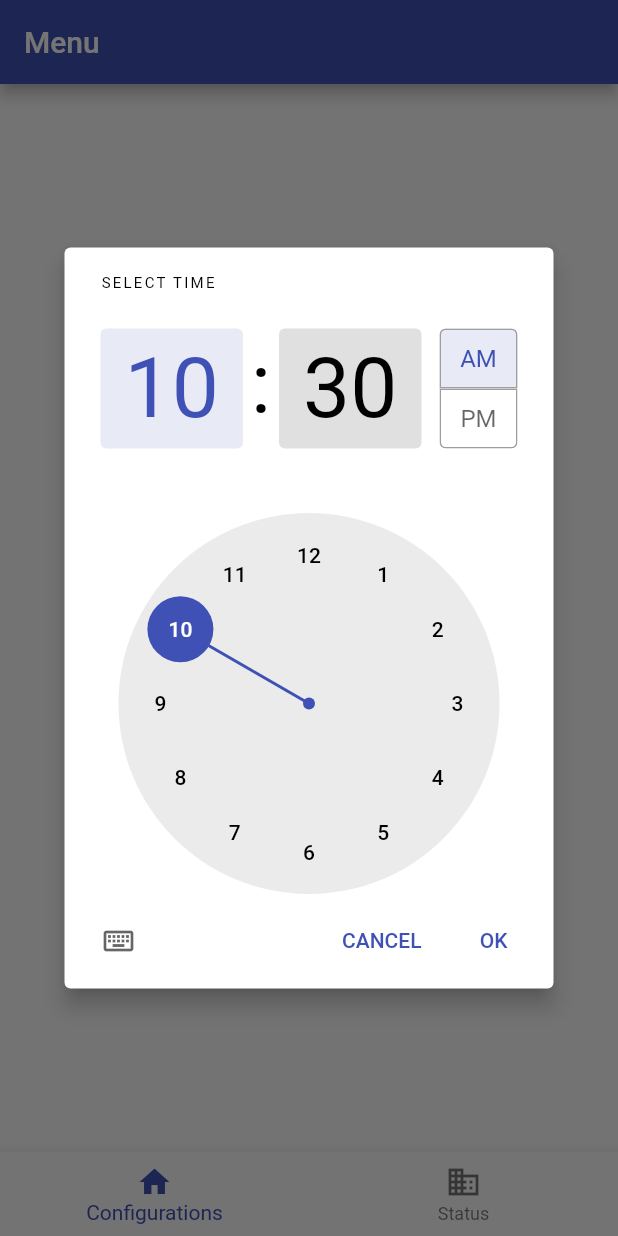
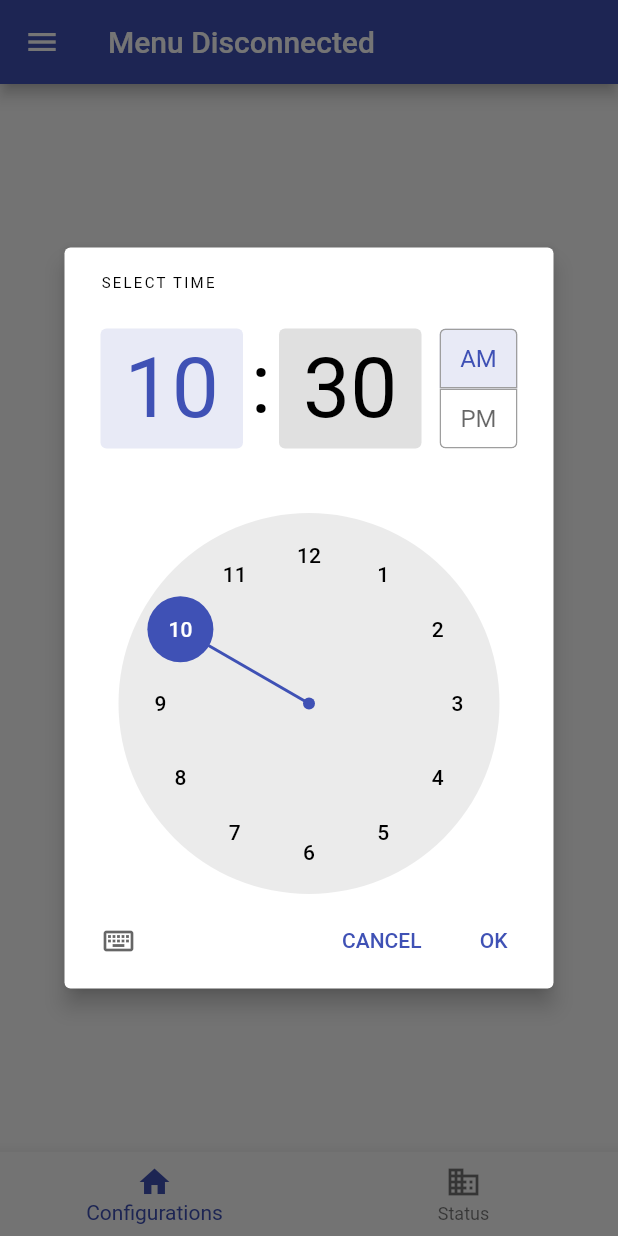
Before and after one commit to gui-rossi/TCCApp, a Flutter app: the screen it shows after launch, after a tap on an icon or button, on a phone screen of 412 x 824 dp. Run offline on Flutter 3.47's test engine with Material 2 defaults, Android fonts, the phone set to English and light mode, and no system bars; our stand-ins replace rxdart; missing offline and left inert: dart:html, signalr_netcore.

Commit message:
merged signalr with interface

```diff
--- a/lib/ConfigsPage.dart
+++ b/lib/ConfigsPage.dart
@@ -1,7 +1,9 @@
 import 'dart:html';
+import 'package:signalr_netcore/signalr_client.dart';
+import 'package:flutter/material.dart';
+import 'package:hello_world/SignalR.dart';
 
-import 'package:flutter/material.dart';
-import 'SignalR.dart';
+typedef HubConnectionProvider = Future<HubConnection> Function();
 
 class FirstPage extends StatefulWidget {
   @override
@@ -137,13 +139,89 @@ class _MyPageState extends State<ConfigsPage> {
   int _currentIndex = 0;
   final List<Widget> _pages = [FirstPage(), SecondPage()];
 
+  //###############################################SIGNALR
+
+  static const kChatServerUrl = "http://localhost:5001";
+
+  String? _serverUrl;
+  HubConnection? _hubConnection;
+
+  late bool _connectionIsOpen;
+  static const String connectionIsOpenPropName = "connectionIsOpen";
+  bool get connectionIsOpen => _connectionIsOpen;
+  set connectionIsOpen(bool value) {
+    connectionIsOpen = value;
+  }
+
+  _MyPageState() {
+    print("entrei");
+    _serverUrl = kChatServerUrl + "/ChatHub";
+    _connectionIsOpen = false;
+
+    openChatConnection();
+  }
+
+  Future<void> openChatConnection() async {
+    if (_hubConnection == null) {
+      HttpConnectionOptions opts = HttpConnectionOptions(skipNegotiation: true);
+      HttpTransportType transport = HttpTransportType.WebSockets;
+
+      _hubConnection = HubConnectionBuilder().withUrl(_serverUrl!).build();
+
+      _hubConnection?.on("ReceiveMessage", _handleIncommingChatMessage);
+      _hubConnection?.on("ReceiveImage", _handleRequestedImage);
+      _hubConnection?.on("ReceiveInfos", _handleRequestedInfos);
+
+    }
+
+    if (_hubConnection?.state != HubConnectionState.Connected) {
+      await _hubConnection?.start();
+      connectionIsOpen = true;
+    }
+  }
+
+  Future<void> sendChatMessage(String chatMessage) async {
+    if( chatMessage == null ||chatMessage.length == 0){
+      return;
+    }
+    await openChatConnection();
+    _hubConnection?.invoke("SendMessage", args: <Object>["Gui", chatMessage] );
+  }
+
+  void _handleRequestedInfos(List<Object?>? args){
+    final String gps = args?[0] as String;
+    final String battery = args?[1] as String;
+    //display on the screen
+  }
+
+  void _handleRequestedImage(List<Object?>? args){
+    final String base64 = args?[0] as String;
+    //display base64 on the screen
+  }
+
+  void _handleIncommingChatMessage(List<Object?>? args){
+    final String senderName = args?[0] as String;
+    final String message = args?[1] as String;
+    print(args);
+  }
+
+  _CallSignalr(){
+    sendChatMessage("BEM VINDO");
+  }
+
+  //###############################################SIGNALR
+
   @override
   Widget build(BuildContext context) {
     return Scaffold(
       appBar: AppBar(
-        title: Text('Menu'),
+        title: Text(connectionIsOpen ? "Menu Connected" : "Menu Disconnected"),
       ),
       body: _pages[_currentIndex],
+      drawer: ElevatedButton(
+        onPressed: _CallSignalr,
+        child: Text('SignalR'),
+      ),
       bottomNavigationBar: BottomNavigationBar(
         currentIndex: _currentIndex,
         onTap: (int index) {
```
